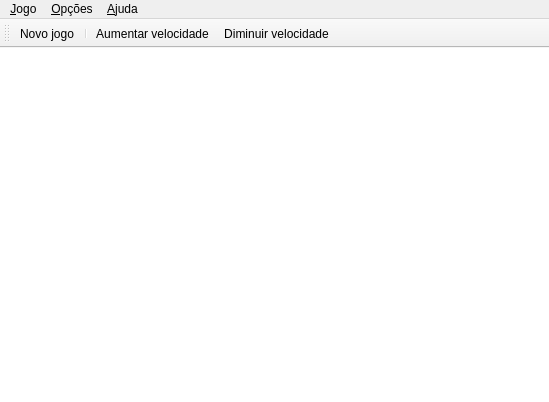
The window that src/mainwindow.ui (eduardoweiland/serial-pong) describes before a commit, drawn with Qt 5.
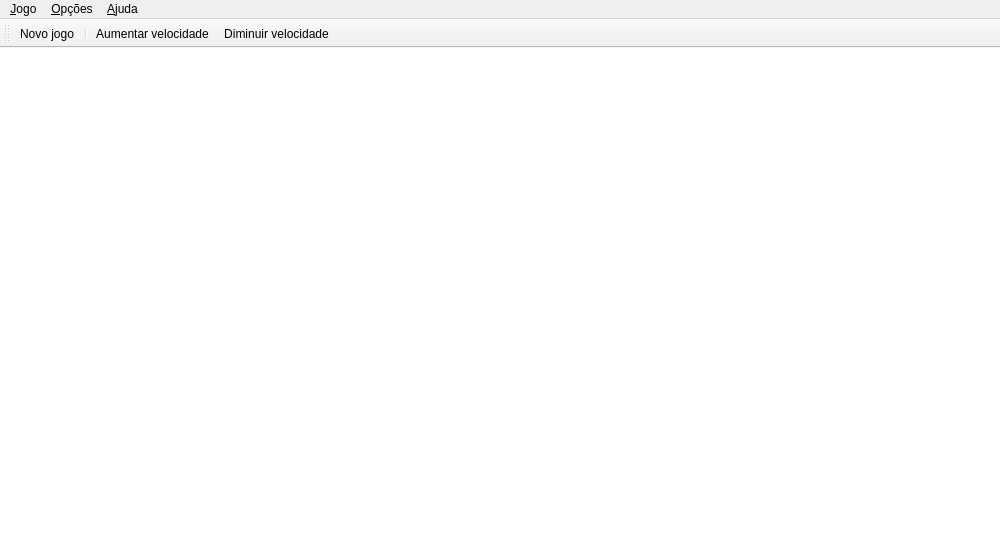
The same window after the commit. Icons and pictures are not drawn.

Commit message: Bola 100%; tamanho m?nimo da janela; prepara??o para comunica??o serial

The edit to the form file:
```diff
--- a/src/mainwindow.ui
+++ b/src/mainwindow.ui
@@ -20,6 +20,12 @@
     </property>
     <item>
      <widget class="QGraphicsView" name="graphicsView">
+      <property name="minimumSize">
+       <size>
+        <width>1000</width>
+        <height>500</height>
+       </size>
+      </property>
       <property name="frameShape">
        <enum>QFrame::NoFrame</enum>
       </property>
@@ -48,7 +54,7 @@
      <x>0</x>
      <y>0</y>
      <width>549</width>
-     <height>21</height>
+     <height>29</height>
     </rect>
    </property>
    <widget class="QMenu" name="menuGame">
```
The commit also changes 3 other files.
